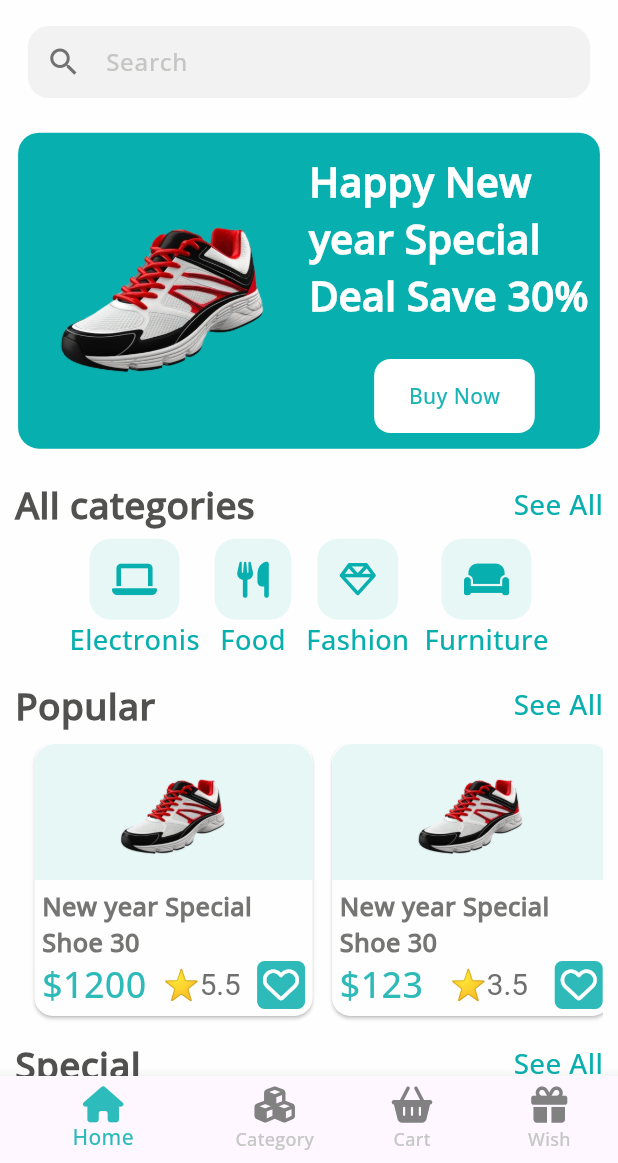
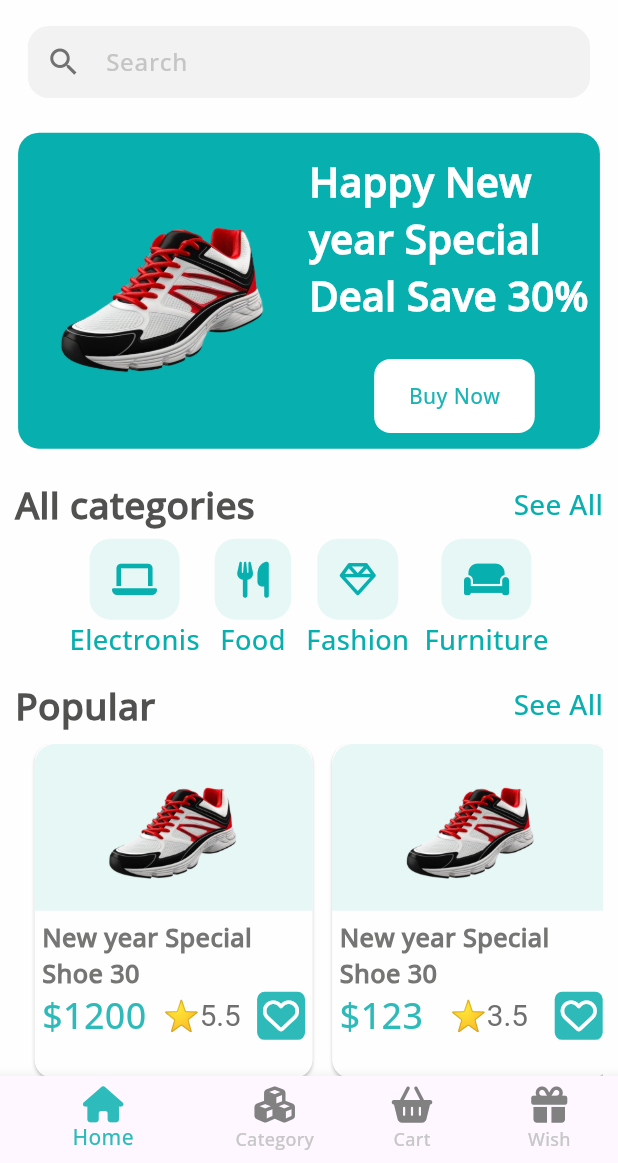
Before and after one commit to Sadman-123/CraftyBay, a Flutter app: the screen it shows after launch, on a phone screen of 412 x 824 dp, the part 73-1236 px from its top. Run offline on Flutter 3.47's test engine with Material 3 defaults, Android fonts, the phone set to English and light mode, and no system bars; drawn by our look-alikes of carousel_slider; our stand-ins replace flutter_svg, font_awesome_flutter, get, pinput.

Commit message:
product card fix

```diff
--- a/lib/diy_components/product_card.dart
+++ b/lib/diy_components/product_card.dart
@@ -21,7 +21,7 @@ Widget Product_Card({required BuildContext context,required double mdh,required
         bottom: 5
       ),
       child: Container(
-        height: mdh*0.22,
+        height: mdh*0.27,
         width: mdw*0.45,
         child: Column(
           children: [
```
